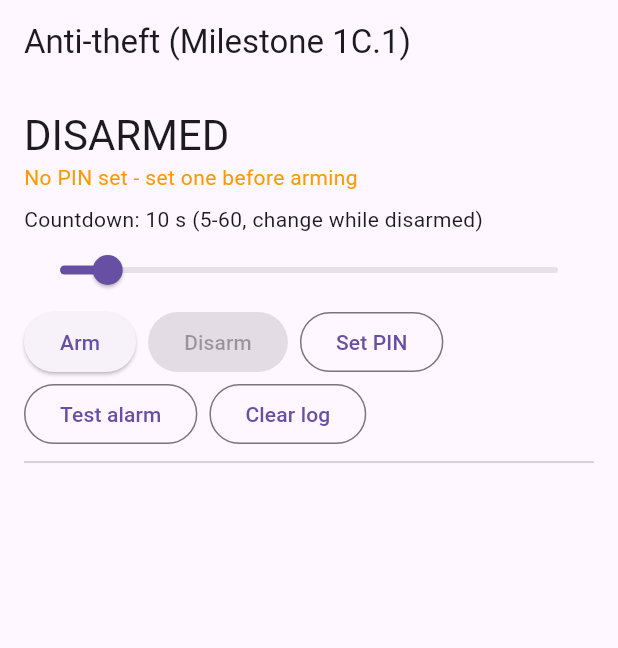
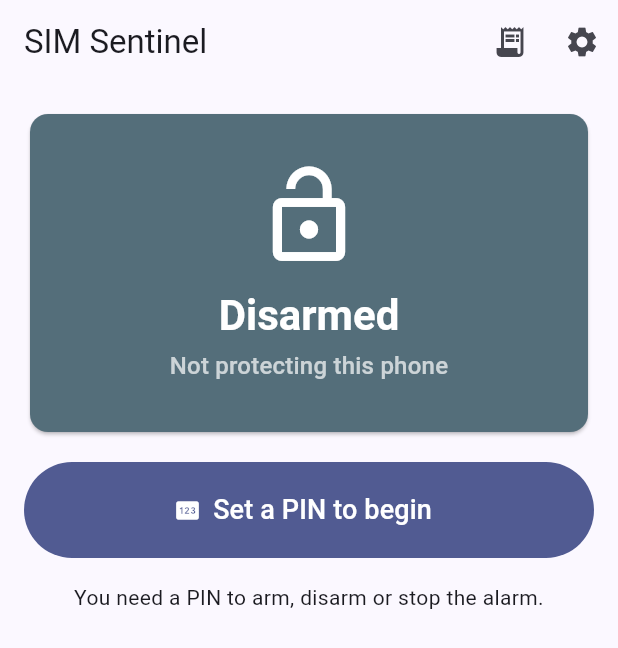
Before and after one commit to y-a-s-h-mittal/anti-theft-protection-app, a Flutter app: the screen it shows after launch, on a phone screen of 412 x 824 dp. Shown: the top 648 px of the screen. Run offline on Flutter 3.47's test engine with Material 3 defaults, Android fonts, the phone set to English and light mode, and no system bars.

Commit message:
Milestone 1D: real UI, settings, permission explainer, cleanup (acceptance tests 1-5 passed)

```diff
--- a/lib/main.dart
+++ b/lib/main.dart
@@ -1,4 +1,23 @@
 import 'package:flutter/material.dart';
 import 'screens/home_screen.dart';
 
-void main() => runApp(const MaterialApp(home: HomeScreen()));
+void main() => runApp(const SimSentinelApp());
+
+class SimSentinelApp extends StatelessWidget {
+  const SimSentinelApp({super.key});
+
+  @override
+  Widget build(BuildContext context) {
+    return MaterialApp(
+      title: 'SIM Sentinel',
+      debugShowCheckedModeBanner: false,
+      theme: ThemeData(colorSchemeSeed: Colors.indigo, useMaterial3: true),
+      darkTheme: ThemeData(
+        colorSchemeSeed: Colors.indigo,
+        brightness: Brightness.dark,
+        useMaterial3: true,
+      ),
+      home: const HomeScreen(),
+    );
+  }
+}
--- a/lib/screens/home_screen.dart
+++ b/lib/screens/home_screen.dart
@@ -2,7 +2,11 @@ import 'dart:async';
 import 'package:flutter/material.dart';
 import '../models/protection_state.dart';
 import '../services/native_bridge.dart';
-import '../widgets/pin_dialog.dart';
+import '../widgets/permission_flow.dart';
+import '../widgets/pin_flows.dart';
+import '../widgets/status_card.dart';
+import 'event_log_screen.dart';
+import 'settings_screen.dart';
 
 class HomeScreen extends StatefulWidget {
   const HomeScreen({super.key});
@@ -10,38 +14,49 @@ class HomeScreen extends StatefulWidget {
   State<HomeScreen> createState() => _HomeScreenState();
 }
 
-class _HomeScreenState extends State<HomeScreen> {
-  static final _pinRe = RegExp(r'^\d{4,8}$');
-
+class _HomeScreenState extends State<HomeScreen> with WidgetsBindingObserver {
   NativeStatus _status = const NativeStatus(
     state: ProtectionState.disarmed,
     serviceRunning: false,
   );
-  String _log = '';
-  double? _drag; // slider value while the finger is down
+  // Right after arming, the service needs a moment to start; don't flash a false warning.
+  DateTime _grace = DateTime.fromMillisecondsSinceEpoch(0);
   Timer? _timer;
 
   @override
   void initState() {
     super.initState();
+    WidgetsBinding.instance.addObserver(this);
+    _startPolling();
+  }
+
+  void _startPolling() {
+    _timer?.cancel();
     _refresh();
     _timer = Timer.periodic(const Duration(milliseconds: 500), (_) => _refresh());
   }
 
   @override
+  void didChangeAppLifecycleState(AppLifecycleState state) {
+    if (state == AppLifecycleState.resumed) {
+      _startPolling();
+    } else {
+      _timer?.cancel(); // nobody can see the screen, so don't waste battery refreshing it
+      _timer = null;
+    }
+  }
+
+  @override
   void dispose() {
+    WidgetsBinding.instance.removeObserver(this);
     _timer?.cancel();
     super.dispose();
   }
 
   Future<void> _refresh() async {
     final s = await NativeBridge.getStatus();
-    final log = await NativeBridge.getLog();
     if (!mounted) return;
-    setState(() {
-      _status = s;
-      _log = log;
-    });
+    setState(() => _status = s);
   }
 
   void _toast(String m) {
@@ -49,161 +64,107 @@ class _HomeScreenState extends State<HomeScreen> {
     ScaffoldMessenger.of(context).showSnackBar(SnackBar(content: Text(m)));
   }
 
-  /// Turns Kotlin's answer into text for the dialog.
-  PinFeedback _feedback(AuthResult r) {
-    if (r.ok) return const PinFeedback.ok();
-    if (r.error != null) return PinFeedback(r.error!);
-    if (r.lockedMs > 0) return PinFeedback('Too many attempts', lockedMs: r.lockedMs);
-    final n = r.attemptsLeft;
-    if (n <= 0) return const PinFeedback('Wrong PIN');
-    return PinFeedback(n == 1 ? 'Wrong PIN. 1 attempt left' : 'Wrong PIN. $n attempts left');
-  }
-
-  String? _attemptsNote(PinStatus st) {
-    if (st.lockedMs > 0 || st.attemptsLeft >= 5) return null;
-    return st.attemptsLeft == 1 ? '1 attempt left' : '${st.attemptsLeft} attempts left';
-  }
+  void _open(Widget page) =>
+      Navigator.of(context).push(MaterialPageRoute<void>(builder: (_) => page));
 
   Future<void> _arm() async {
-    if (!await NativeBridge.requestPermissions()) {
-      _toast('Permissions missing - not armed');
-      return;
-    }
+    if (!await ensurePermissions(context)) return;
+    _grace = DateTime.now().add(const Duration(seconds: 3));
     final err = await NativeBridge.arm();
     if (err != null) _toast(err);
     _refresh();
   }
 
   Future<void> _disarm() async {
-    final st = await NativeBridge.pinStatus();
-    if (!mounted) return;
-    await showDialog<bool>(
-      context: context,
-      barrierDismissible: false,
-      builder: (_) => PinDialog(
-        title: _status.state == ProtectionState.alarming
-            ? 'Enter PIN to stop the alarm'
-            : 'Enter PIN to disarm',
-        labels: const ['PIN'],
-        initialLockedMs: st.lockedMs,
-        initialMessage: _attemptsNote(st),
-        onSubmit: (v) async {
-          // Obviously malformed PINs are rejected here without using up an attempt.
-          if (!_pinRe.hasMatch(v[0])) return const PinFeedback('PIN must be 4-8 digits');
-          return _feedback(await NativeBridge.disarm(v[0]));
-        },
-      ),
-    );
+    await showDisarmDialog(context, alarming: _status.state == ProtectionState.alarming);
     _refresh();
   }
 
   Future<void> _setPin() async {
-    final hasOld = _status.hasPin;
-    final st = await NativeBridge.pinStatus();
-    if (!mounted) return;
-    final saved = await showDialog<bool>(
-      context: context,
-      barrierDismissible: false,
-      builder: (_) => PinDialog(
-        title: hasOld ? 'Change PIN' : 'Set PIN',
-        labels: [if (hasOld) 'Current PIN', 'New PIN (4-8 digits)', 'Repeat new PIN'],
-        initialLockedMs: hasOld ? st.lockedMs : 0,
-        initialMessage: hasOld ? _attemptsNote(st) : null,
-        onSubmit: (v) async {
-          final old = hasOld ? v[0] : null;
-          final a = v[hasOld ? 1 : 0];
-          final b = v[hasOld ? 2 : 1];
-          if (old != null && !_pinRe.hasMatch(old)) return const PinFeedback('Enter your current PIN (4-8 digits)');
-          if (!_pinRe.hasMatch(a)) return const PinFeedback('New PIN must be 4-8 digits');
-          if (a != b) return const PinFeedback('PINs do not match');
-          return _feedback(await NativeBridge.setPin(a, oldPin: old));
-        },
-      ),
-    );
-    if (saved == true) _toast('PIN saved');
+    final saved = await showSetPinDialog(context, hasPin: _status.hasPin);
+    if (saved) _toast('PIN saved');
     _refresh();
   }
 
-  Future<void> _testAlarm() async {
-    final err = await NativeBridge.testAlarm();
-    _toast(err ?? 'Test alarm playing for 5 s');
+  Widget _bigButton(IconData icon, String label, VoidCallback onTap, {Color? color}) {
+    return SizedBox(
+      width: double.infinity,
+      height: 64,
+      child: FilledButton.icon(
+        onPressed: onTap,
+        style: color == null ? null : FilledButton.styleFrom(backgroundColor: color),
+        icon: Icon(icon),
+        label: Text(label, style: const TextStyle(fontSize: 18)),
+      ),
+    );
   }
 
-  Future<void> _saveSeconds(double v) async {
-    final err = await NativeBridge.setCountdownSeconds(v.round());
-    if (err != null) _toast(err);
-    _drag = null;
-    _refresh();
+  Widget _mainButton() {
+    final s = _status;
+    switch (s.state) {
+      case ProtectionState.disarmed:
+        if (!s.hasPin) return _bigButton(Icons.pin, 'Set a PIN to begin', _setPin);
+        return _bigButton(Icons.shield, 'Arm protection', _arm);
+      case ProtectionState.armed:
+      case ProtectionState.countdown:
+        return _bigButton(Icons.lock_open, 'Disarm', _disarm);
+      case ProtectionState.alarming:
+        return _bigButton(Icons.notifications_off, 'Stop alarm', _disarm,
+            color: Colors.red.shade700);
+    }
+  }
+
+  String _hint() {
+    final s = _status;
+    switch (s.state) {
+      case ProtectionState.disarmed:
+        return s.hasPin
+            ? 'Arm before you leave. If the SIM is removed while armed, the alarm '
+            'sounds ${s.countdownSeconds} s later.'
+            : 'You need a PIN to arm, disarm or stop the alarm.';
+      case ProtectionState.armed:
+        return 'You can close the app and lock the phone. Monitoring continues in the background.';
+      case ProtectionState.countdown:
+        return 'Putting the same SIM back before the countdown ends cancels it.';
+      case ProtectionState.alarming:
+        return 'Only the PIN stops the alarm. Reinserting the SIM does not.';
+    }
   }
 
   @override
   Widget build(BuildContext context) {
     final s = _status;
-    final disarmed = s.state == ProtectionState.disarmed;
-    final alarming = s.state == ProtectionState.alarming;
-    final notRunning = !disarmed && !s.serviceRunning;
-    final double secs = _drag ?? s.countdownSeconds.toDouble();
-    final title = s.state == ProtectionState.countdown
-        ? 'COUNTDOWN  ${(s.remainingMs / 1000).ceil()} s'
-        : s.state.name.toUpperCase();
+    final starting = s.state != ProtectionState.disarmed &&
+        !s.serviceRunning &&
+        DateTime.now().isBefore(_grace);
+    final notRunning = s.state != ProtectionState.disarmed && !s.serviceRunning && !starting;
 
     return Scaffold(
-      appBar: AppBar(title: const Text('Anti-theft (Milestone 1C.1)')),
-      body: Padding(
-        padding: const EdgeInsets.all(16),
-        child: Column(crossAxisAlignment: CrossAxisAlignment.start, children: [
-          Text(title,
-              style: Theme.of(context)
-                  .textTheme
-                  .headlineMedium
-                  ?.copyWith(color: alarming ? Colors.red : null)),
-          if (notRunning)
-            const Text(
-              'Monitoring service is NOT running - protection is not active',
-              style: TextStyle(color: Colors.red),
-            ),
-          if (!s.hasPin)
-            const Text('No PIN set - set one before arming',
-                style: TextStyle(color: Colors.orange)),
-          const SizedBox(height: 8),
-          Text('Countdown: ${secs.round()} s (5-60, change while disarmed)'),
-          Slider(
-            min: 5,
-            max: 60,
-            divisions: 55,
-            value: secs,
-            label: '${secs.round()} s',
-            onChanged: disarmed ? (v) => setState(() => _drag = v) : null,
-            onChangeEnd: disarmed ? _saveSeconds : null,
+      appBar: AppBar(
+        title: const Text('SIM Sentinel'),
+        actions: [
+          IconButton(
+            icon: const Icon(Icons.receipt_long),
+            tooltip: 'Debug log',
+            onPressed: () => _open(const EventLogScreen()),
           ),
-          Wrap(spacing: 8, children: [
-            ElevatedButton(onPressed: disarmed ? _arm : null, child: const Text('Arm')),
-            ElevatedButton(
-              onPressed: disarmed ? null : _disarm,
-              child: Text(alarming ? 'Stop alarm' : 'Disarm'),
-            ),
-            OutlinedButton(
-              onPressed: disarmed ? _setPin : null,
-              child: Text(s.hasPin ? 'Change PIN' : 'Set PIN'),
-            ),
-            OutlinedButton(
-              onPressed: disarmed ? _testAlarm : null,
-              child: const Text('Test alarm'),
-            ),
-            OutlinedButton(
-              onPressed: () async {
-                await NativeBridge.clearLog();
-                _refresh();
-              },
-              child: const Text('Clear log'),
-            ),
-          ]),
-          const Divider(),
-          Expanded(
-            child: SingleChildScrollView(
-              child: SelectableText(_log,
-                  style: const TextStyle(fontFamily: 'monospace', fontSize: 12)),
-            ),
+          IconButton(
+            icon: const Icon(Icons.settings),
+            tooltip: 'Settings',
+            onPressed: () => _open(const SettingsScreen()),
+          ),
+        ],
+      ),
+      body: SafeArea(
+        child: ListView(padding: const EdgeInsets.all(16), children: [
+          StatusCard(status: s, showNotRunning: notRunning, starting: starting),
+          const SizedBox(height: 16),
+          _mainButton(),
+          const SizedBox(height: 16),
+          Text(
+            _hint(),
+            textAlign: TextAlign.center,
+            style: Theme.of(context).textTheme.bodyMedium,
           ),
         ]),
       ),
--- a/lib/services/native_bridge.dart
+++ b/lib/services/native_bridge.dart
@@ -15,7 +15,24 @@ class PinStatus {
   const PinStatus(this.lockedMs, this.attemptsLeft);
 }
 
+class PermStatus {
+  final bool phone;
+  final bool notifications;
+  const PermStatus(this.phone, this.notifications);
+  bool get all => phone && notifications;
+}
+
 class NativeBridge {
+  static Future<PermStatus> permissionStatus() async {
+    final m = await _ch.invokeMapMethod<String, dynamic>('permissionStatus');
+    return PermStatus(
+      (m?['phone'] as bool?) ?? false,
+      (m?['notifications'] as bool?) ?? false,
+    );
+  }
+
+  static Future<void> openAppSettings() => _ch.invokeMethod('openAppSettings');
+
   static const _ch = MethodChannel('anti_theft/native');
 
   static Future<bool> requestPermissions() async =>
@@ -40,7 +57,7 @@ class NativeBridge {
   static Future<AuthResult> disarm(String pin) => _auth('disarm', {'pin': pin});
 
   static Future<AuthResult> setPin(String pin, {String? oldPin}) =>
-      _auth('setPin', {'pin': pin, if (oldPin != null) 'oldPin': oldPin});
+      _auth('setPin', {'pin': pin, 'oldPin': ?oldPin});
 
   static Future<AuthResult> _auth(String method, Map<String, dynamic> args) async {
     try {
--- a/lib/widgets/status_card.dart
+++ b/lib/widgets/status_card.dart
@@ -0,0 +1,71 @@
+import 'package:flutter/material.dart';
+import '../models/protection_state.dart';
+
+/// Big card that makes the current protection state obvious.
+class StatusCard extends StatelessWidget {
+  final NativeStatus status;
+
+  /// True when the state claims protection but the monitoring service is dead.
+  final bool showNotRunning;
+
+  final bool starting;
+  const StatusCard({super.key, required this.status, required this.showNotRunning, this.starting = false});
+
+  (Color, IconData, String, String) _look() {
+    if (starting) {
+      return (Colors.blueGrey.shade600, Icons.hourglass_top, 'Starting…', 'Waiting for monitoring to start');
+    }
+    if (showNotRunning) {
+      return (
+      Colors.red.shade900,
+      Icons.gpp_bad,
+      'Protection NOT active',
+      'Monitoring has stopped. Disarm, then arm again.',
+      );
+    }
+    switch (status.state) {
+      case ProtectionState.disarmed:
+        return (Colors.blueGrey.shade600, Icons.lock_open, 'Disarmed', 'Not protecting this phone');
+      case ProtectionState.armed:
+        return (Colors.green.shade700, Icons.shield, 'Armed', 'Watching the SIM');
+      case ProtectionState.countdown:
+        return (
+        Colors.orange.shade800,
+        Icons.timer,
+        'SIM removed',
+        'Alarm in ${(status.remainingMs / 1000).ceil()} s',
+        );
+      case ProtectionState.alarming:
+        return (Colors.red.shade700, Icons.notifications_active, 'ALARM', 'Enter your PIN to stop it');
+    }
+  }
+
+  @override
+  Widget build(BuildContext context) {
+    final (bg, icon, title, subtitle) = _look();
+    return Card(
+      color: bg,
+      child: Padding(
+        padding: const EdgeInsets.symmetric(vertical: 32, horizontal: 24),
+        child: Column(children: [
+          Icon(icon, size: 72, color: Colors.white),
+          const SizedBox(height: 12),
+          Text(
+            title,
+            textAlign: TextAlign.center,
+            style: Theme.of(context)
+                .textTheme
+                .headlineMedium
+                ?.copyWith(color: Colors.white, fontWeight: FontWeight.bold),
+          ),
+          const SizedBox(height: 4),
+          Text(
+            subtitle,
+            textAlign: TextAlign.center,
+            style: Theme.of(context).textTheme.titleMedium?.copyWith(color: Colors.white70),
+          ),
+        ]),
+      ),
+    );
+  }
+}
```
Also changed, not shown: lib/screens/event_log_screen.dart (+73 -0 lines), lib/screens/settings_screen.dart (+164 -0 lines), lib/widgets/permission_flow.dart (added, +49 -0 lines), lib/widgets/pin_flows.dart (added, +69 -0 lines), lib/screens/pin_screen.dart (deleted), 3 other files.
